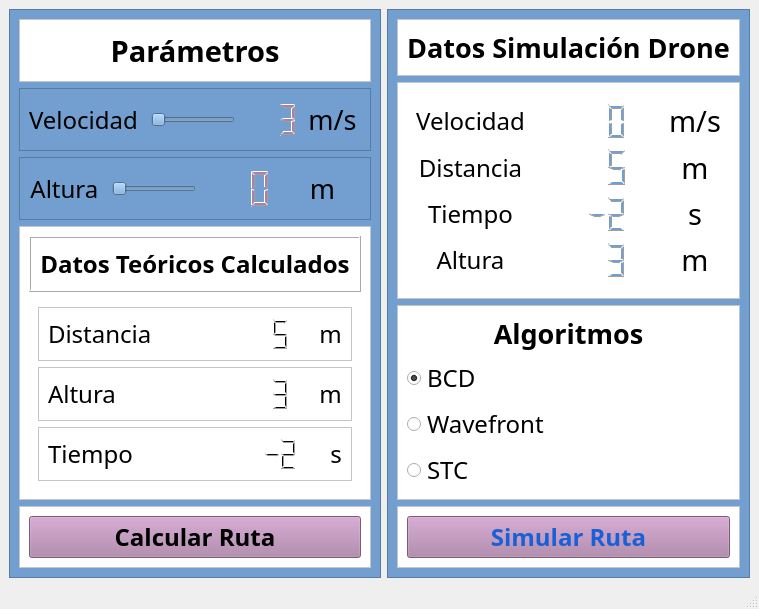
First picture: the form in coverage3.ui, repository NelsonMontoya/GUI, before the edit.
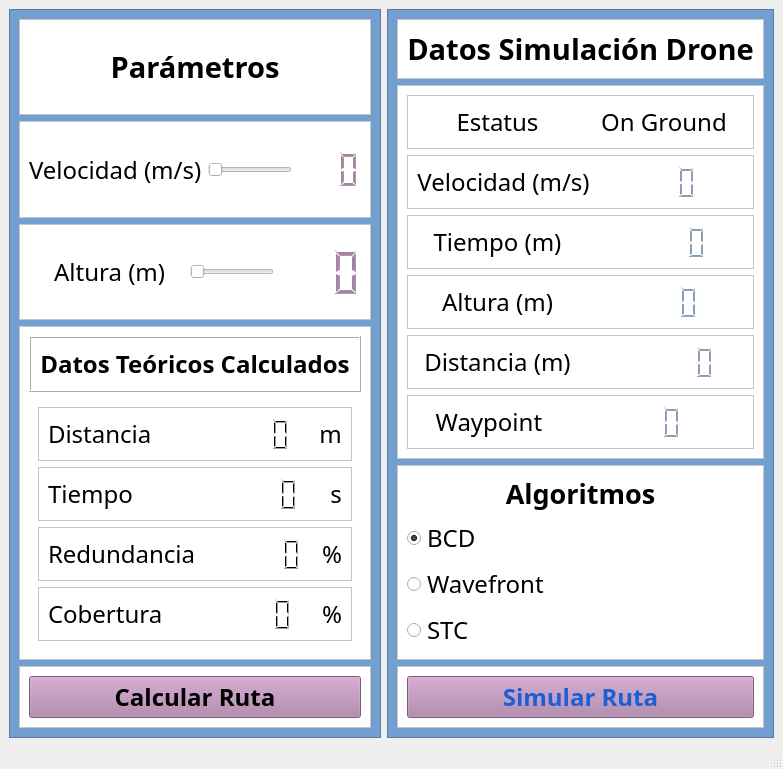
Second picture: the form after the edit.

Commit message: GUI funcional con el cálculo de las rutas habilitado

What changed in the file:
```diff
--- a/coverage3.ui
+++ b/coverage3.ui
@@ -6,8 +6,8 @@
    <rect>
     <x>0</x>
     <y>0</y>
-    <width>693</width>
-    <height>609</height>
+    <width>544</width>
+    <height>682</height>
    </rect>
   </property>
   <property name="windowTitle">
@@ -68,6 +68,9 @@
        </item>
        <item>
         <widget class="QFrame" name="frame_20">
+         <property name="styleSheet">
+          <string notr="true">background-color: rgb(255, 255, 255);</string>
+         </property>
          <property name="frameShape">
           <enum>QFrame::StyledPanel</enum>
          </property>
@@ -84,7 +87,7 @@
              </font>
             </property>
             <property name="text">
-             <string>Velocidad </string>
+             <string>Velocidad (m/s)</string>
             </property>
            </widget>
           </item>
@@ -143,32 +146,10 @@
              <enum>QLCDNumber::Filled</enum>
             </property>
             <property name="value" stdset="0">
-             <double>3.000000000000000</double>
+             <double>0.000000000000000</double>
             </property>
             <property name="intValue" stdset="0">
-             <number>3</number>
-            </property>
-           </widget>
-          </item>
-          <item>
-           <widget class="QLabel" name="labelVelDeseada">
-            <property name="sizePolicy">
-             <sizepolicy hsizetype="Expanding" vsizetype="Expanding">
-              <horstretch>0</horstretch>
-              <verstretch>0</verstretch>
-             </sizepolicy>
-            </property>
-            <property name="font">
-             <font>
-              <family>Uroob</family>
-              <pointsize>20</pointsize>
-             </font>
-            </property>
-            <property name="text">
-             <string>m/s</string>
-            </property>
-            <property name="alignment">
-             <set>Qt::AlignCenter</set>
+             <number>0</number>
             </property>
            </widget>
           </item>
@@ -177,6 +158,9 @@
        </item>
        <item>
         <widget class="QFrame" name="frame_19">
+         <property name="styleSheet">
+          <string notr="true">background-color: rgb(255, 255, 255);</string>
+         </property>
          <property name="frameShape">
           <enum>QFrame::StyledPanel</enum>
          </property>
@@ -199,7 +183,7 @@
              </font>
             </property>
             <property name="text">
-             <string>Altura </string>
+             <string>    Altura (m)   </string>
             </property>
             <property name="alignment">
              <set>Qt::AlignCenter</set>
@@ -241,28 +225,6 @@
             </property>
            </widget>
           </item>
-          <item>
-           <widget class="QLabel" name="labelUnidadesAltura">
-            <property name="sizePolicy">
-             <sizepolicy hsizetype="Expanding" vsizetype="Expanding">
-              <horstretch>0</horstretch>
-              <verstretch>0</verstretch>
-             </sizepolicy>
-            </property>
-            <property name="font">
-             <font>
-              <family>Uroob</family>
-              <pointsize>20</pointsize>
-             </font>
-            </property>
-            <property name="text">
-             <string>m</string>
-            </property>
-            <property name="alignment">
-             <set>Qt::AlignCenter</set>
-            </property>
-           </widget>
-          </item>
          </layout>
         </widget>
        </item>
@@ -361,7 +323,7 @@
                    <enum>QFrame::NoFrame</enum>
                   </property>
                   <property name="intValue" stdset="0">
-                   <number>5</number>
+                   <number>0</number>
                   </property>
                  </widget>
                 </item>
@@ -394,70 +356,7 @@
                </property>
                <layout class="QHBoxLayout" name="horizontalLayout_10">
                 <item>
-                 <widget class="QLabel" name="lbPorcentaje">
-                  <property name="sizePolicy">
-                   <sizepolicy hsizetype="Expanding" vsizetype="Expanding">
-                    <horstretch>0</horstretch>
-                    <verstretch>0</verstretch>
-                   </sizepolicy>
-                  </property>
-                  <property name="font">
-                   <font>
-                    <family>Uroob</family>
-                    <pointsize>18</pointsize>
-                   </font>
-                  </property>
-                  <property name="text">
-                   <string>Altura</string>
-                  </property>
-                 </widget>
-                </item>
-                <item>
-                 <widget class="QLCDNumber" name="lcdAltitudeDroneTeorica">
-                  <property name="sizePolicy">
-                   <sizepolicy hsizetype="Expanding" vsizetype="Expanding">
-                    <horstretch>0</horstretch>
-                    <verstretch>0</verstretch>
-                   </sizepolicy>
-                  </property>
-                  <property name="frameShape">
-                   <enum>QFrame::NoFrame</enum>
-                  </property>
-                  <property name="intValue" stdset="0">
-                   <number>3</number>
-                  </property>
-                 </widget>
-                </item>
-                <item>
-                 <widget class="QLabel" name="label_9">
-                  <property name="font">
-                   <font>
-                    <family>Uroob</family>
-                    <pointsize>18</pointsize>
-                   </font>
-                  </property>
-                  <property name="text">
-                   <string>m</string>
-                  </property>
-                  <property name="alignment">
-                   <set>Qt::AlignCenter</set>
-                  </property>
-                 </widget>
-                </item>
-               </layout>
-              </widget>
-             </item>
-             <item>
-              <widget class="QFrame" name="frame_22">
-               <property name="frameShape">
-                <enum>QFrame::StyledPanel</enum>
-               </property>
-               <property name="frameShadow">
-                <enum>QFrame::Raised</enum>
-               </property>
-               <layout class="QHBoxLayout" name="horizontalLayout_9">
-                <item>
-                 <widget class="QLabel" name="lbTiempoTeorico">
+                 <widget class="QLabel" name="lbTiempo">
                   <property name="sizePolicy">
                    <sizepolicy hsizetype="Expanding" vsizetype="Expanding">
                     <horstretch>0</horstretch>
@@ -476,7 +375,7 @@
                  </widget>
                 </item>
                 <item>
-                 <widget class="QLCDNumber" name="lcdTimeOfFlyTeoric">
+                 <widget class="QLCDNumber" name="lcdTiempoTeorico">
                   <property name="sizePolicy">
                    <sizepolicy hsizetype="Expanding" vsizetype="Expanding">
                     <horstretch>0</horstretch>
@@ -487,12 +386,12 @@
                    <enum>QFrame::NoFrame</enum>
                   </property>
                   <property name="intValue" stdset="0">
-                   <number>-2</number>
+                   <number>0</number>
                   </property>
                  </widget>
                 </item>
                 <item>
-                 <widget class="QLabel" name="label_8">
+                 <widget class="QLabel" name="labelTiempoTeorico">
                   <property name="font">
                    <font>
                     <family>Uroob</family>
@@ -510,6 +409,129 @@
                </layout>
               </widget>
              </item>
+             <item>
+              <widget class="QFrame" name="frame_22">
+               <property name="frameShape">
+                <enum>QFrame::StyledPanel</enum>
+               </property>
+               <property name="frameShadow">
+                <enum>QFrame::Raised</enum>
+               </property>
+               <layout class="QHBoxLayout" name="horizontalLayout_9">
+                <item>
+                 <widget class="QLabel" name="lbRedundancia">
+                  <property name="sizePolicy">
+                   <sizepolicy hsizetype="Expanding" vsizetype="Expanding">
+                    <horstretch>0</horstretch>
+                    <verstretch>0</verstretch>
+                   </sizepolicy>
+                  </property>
+                  <property name="font">
+                   <font>
+                    <family>Uroob</family>
+                    <pointsize>18</pointsize>
+                   </font>
+                  </property>
+                  <property name="text">
+                   <string>Redundancia</string>
+                  </property>
+                 </widget>
+                </item>
+                <item>
+                 <widget class="QLCDNumber" name="lcdRedundancia">
+                  <property name="sizePolicy">
+                   <sizepolicy hsizetype="Expanding" vsizetype="Expanding">
+                    <horstretch>0</horstretch>
+                    <verstretch>0</verstretch>
+                   </sizepolicy>
+                  </property>
+                  <property name="frameShape">
+                   <enum>QFrame::NoFrame</enum>
+                  </property>
+                  <property name="intValue" stdset="0">
+                   <number>0</number>
+                  </property>
+                 </widget>
+                </item>
+                <item>
+                 <widget class="QLabel" name="lbRedundancy">
+                  <property name="font">
+                   <font>
+                    <family>Uroob</family>
+                    <pointsize>18</pointsize>
+                   </font>
+                  </property>
+                  <property name="text">
+                   <string>%</string>
+                  </property>
+                  <property name="alignment">
+                   <set>Qt::AlignCenter</set>
+                  </property>
+                 </widget>
+                </item>
+               </layout>
+              </widget>
+             </item>
+             <item>
+              <widget class="QFrame" name="frame_3">
+               <property name="frameShape">
+                <enum>QFrame::StyledPanel</enum>
+               </property>
+               <property name="frameShadow">
+                <enum>QFrame::Raised</enum>
+               </property>
+               <layout class="QHBoxLayout" name="horizontalLayout_6">
+                <item>
+                 <widget class="QLabel" name="lbPorcentajeCobertura">
+                  <property name="sizePolicy">
+                   <sizepolicy hsizetype="Expanding" vsizetype="Expanding">
+                    <horstretch>0</horstretch>
+                    <verstretch>0</verstretch>
+                   </sizepolicy>
+                  </property>
+                  <property name="font">
+                   <font>
+                    <family>Uroob</family>
+                    <pointsize>18</pointsize>
+                   </font>
+                  </property>
+                  <property name="text">
+                   <string>Cobertura</string>
+                  </property>
+                 </widget>
+                </item>
+                <item>
+                 <widget class="QLCDNumber" name="lcdCobertura">
+                  <property name="sizePolicy">
+                   <sizepolicy hsizetype="Expanding" vsizetype="Expanding">
+                    <horstretch>0</horstretch>
+                    <verstretch>0</verstretch>
+                   </sizepolicy>
+                  </property>
+                  <property name="frameShape">
+                   <enum>QFrame::NoFrame</enum>
+                  </property>
+                 </widget>
+                </item>
+                <item>
+                 <widget class="QLabel" name="labelPercentage">
+                  <property name="font">
+                   <font>
+                    <family>Uroob</family>
+                    <pointsize>18</pointsize>
+                   </font>
+                  </property>
+                  <property name="text">
+                   <string>%</string>
+                  </property>
+                  <property name="alignment">
+                   <set>Qt::AlignCenter</set>
+                  </property>
+                 </widget>
+                </item>
+               </layout>
+              </widget>
+             </item>
             </layout>
            </widget>
           </item>
@@ -592,7 +614,7 @@
             <property name="font">
              <font>
               <family>Uroob</family>
-              <pointsize>20</pointsize>
+              <pointsize>22</pointsize>
               <weight>75</weight>
               <bold>true</bold>
              </font>
@@ -619,21 +641,72 @@
          <property name="frameShadow">
           <enum>QFrame::Raised</enum>
          </property>
-         <layout class="QHBoxLayout" name="horizontalLayout_3">
+         <layout class="QVBoxLayout" name="verticalLayout_4">
           <item>
            <widget class="QFrame" name="frame_7">
-            <property name="styleSheet">
-             <string notr="true">background-color: rgb(255, 255, 255);
-border-top-color: rgb(252, 233, 79);
-border-color: rgb(252, 233, 79);</string>
+            <property name="frameShape">
+             <enum>QFrame::StyledPanel</enum>
             </property>
+            <property name="frameShadow">
+             <enum>QFrame::Raised</enum>
+            </property>
+            <layout class="QHBoxLayout" name="horizontalLayout_15">
+             <item>
+              <widget class="QLabel" name="lbStado">
+               <property name="sizePolicy">
+                <sizepolicy hsizetype="Expanding" vsizetype="Expanding">
+                 <horstretch>0</horstretch>
+                 <verstretch>0</verstretch>
+                </sizepolicy>
+               </property>
+               <property name="font">
+                <font>
+                 <family>Uroob</family>
+                 <pointsize>18</pointsize>
+                </font>
+               </property>
+               <property name="text">
+                <string>Estatus</string>
+               </property>
+               <property name="alignment">
+                <set>Qt::AlignCenter</set>
+               </property>
+              </widget>
+             </item>
+             <item>
+              <widget class="QLabel" name="lbStatus">
+               <property name="sizePolicy">
+                <sizepolicy hsizetype="Expanding" vsizetype="Expanding">
+                 <horstretch>0</horstretch>
+                 <verstretch>0</verstretch>
+                </sizepolicy>
+               </property>
+               <property name="font">
+                <font>
+                 <family>Uroob</family>
+                 <pointsize>18</pointsize>
+                </font>
+               </property>
+               <property name="text">
+                <string>On Ground</string>
+               </property>
+               <property name="alignment">
+                <set>Qt::AlignCenter</set>
+               </property>
+              </widget>
+             </item>
+            </layout>
+           </widget>
+          </item>
+          <item>
+           <widget class="QFrame" name="frame_15">
             <property name="frameShape">
-             <enum>QFrame::NoFrame</enum>
+             <enum>QFrame::StyledPanel</enum>
             </property>
             <property name="frameShadow">
              <enum>QFrame::Raised</enum>
             </property>
-            <layout class="QVBoxLayout" name="verticalLayout_4">
+            <layout class="QHBoxLayout" name="horizontalLayout_11">
              <item>
               <widget class="QLabel" name="labelVeloDrone">
                <property name="sizePolicy">
@@ -649,7 +722,7 @@
                 </font>
                </property>
                <property name="text">
-                <string>Velocidad</string>
+                <string>Velocidad (m/s)</string>
                </property>
                <property name="textFormat">
                 <enum>Qt::AutoText</enum>
@@ -663,84 +736,6 @@
               </widget>
              </item>
              <item>
-              <widget class="QLabel" name="labelDistDrone">
-               <property name="sizePolicy">
-                <sizepolicy hsizetype="Expanding" vsizetype="Expanding">
-                 <horstretch>0</horstretch>
-                 <verstretch>0</verstretch>
-                </sizepolicy>
-               </property>
-               <property name="font">
-                <font>
-                 <family>Uroob</family>
-                 <pointsize>18</pointsize>
-                </font>
-               </property>
-               <property name="text">
-                <string>Distancia</string>
-               </property>
-               <property name="alignment">
-                <set>Qt::AlignCenter</set>
-               </property>
-              </widget>
-             </item>
-             <item>
-              <widget class="QLabel" name="labelTiempoDrone">
-               <property name="sizePolicy">
-                <sizepolicy hsizetype="Expanding" vsizetype="Expanding">
-                 <horstretch>0</horstretch>
-                 <verstretch>0</verstretch>
-                </sizepolicy>
-               </property>
-               <property name="font">
-                <font>
-                 <family>Uroob</family>
-                 <pointsize>18</pointsize>
-                </font>
-               </property>
-               <property name="text">
-                <string>Tiempo</string>
-               </property>
-               <property name="alignment">
-                <set>Qt::AlignCenter</set>
-               </property>
-              </widget>
-             </item>
-             <item>
-              <widget class="QLabel" name="labelAlturaDrone">
-               <property name="sizePolicy">
-                <sizepolicy hsizetype="Expanding" vsizetype="Expanding">
-                 <horstretch>0</horstretch>
-                 <verstretch>0</verstretch>
-                </sizepolicy>
-               </property>
-               <property name="font">
-                <font>
-                 <family>Uroob</family>
-                 <pointsize>18</pointsize>
-                </font>
-               </property>
-               <property name="text">
-                <string>Altura</string>
-               </property>
-               <property name="alignment">
-                <set>Qt::AlignCenter</set>
-               </property>
-              </widget>
-             </item>
-            </layout>
-           </widget>
-          </item>
-          <item>
-           <widget class="QFrame" name="frame_8">
-            <property name="frameShape">
-             <enum>QFrame::NoFrame</enum>
-            </property>
-            <property name="frameShadow">
-             <enum>QFrame::Raised</enum>
-            </property>
-            <layout class="QVBoxLayout" name="verticalLayout_5">
-             <item>
               <widget class="QLCDNumber" name="lcdVelocityDrone">
                <property name="sizePolicy">
                 <sizepolicy hsizetype="Expanding" vsizetype="Expanding">
@@ -767,8 +762,20 @@
                </property>
               </widget>
              </item>
+            </layout>
+           </widget>
+          </item>
+          <item>
+           <widget class="QFrame" name="frame_18">
+            <property name="frameShape">
+             <enum>QFrame::StyledPanel</enum>
+            </property>
+            <property name="frameShadow">
+             <enum>QFrame::Raised</enum>
+            </property>
+            <layout class="QHBoxLayout" name="horizontalLayout_13">
              <item>
-              <widget class="QLCDNumber" name="lcdDistanciaDrone">
+              <widget class="QLabel" name="labelTiempoDrone">
                <property name="sizePolicy">
                 <sizepolicy hsizetype="Expanding" vsizetype="Expanding">
                  <horstretch>0</horstretch>
@@ -777,20 +784,15 @@
                </property>
                <property name="font">
                 <font>
-                 <pointsize>22</pointsize>
+                 <family>Uroob</family>
+                 <pointsize>18</pointsize>
                 </font>
                </property>
-               <property name="styleSheet">
-                <string notr="true">color: rgb(114, 159, 207);</string>
+               <property name="text">
+                <string>Tiempo (m)</string>
                </property>
-               <property name="frameShape">
-                <enum>QFrame::NoFrame</enum>
-               </property>
-               <property name="digitCount">
-                <number>3</number>
-               </property>
-               <property name="intValue" stdset="0">
-                <number>5</number>
+               <property name="alignment">
+                <set>Qt::AlignCenter</set>
                </property>
               </widget>
              </item>
@@ -814,10 +816,44 @@
                 <enum>QFrame::NoFrame</enum>
                </property>
                <property name="digitCount">
-                <number>3</number>
+                <number>5</number>
                </property>
                <property name="intValue" stdset="0">
-                <number>-2</number>
+                <number>0</number>
+               </property>
+              </widget>
+             </item>
+            </layout>
+           </widget>
+          </item>
+          <item>
+           <widget class="QFrame" name="frame_24">
+            <property name="frameShape">
+             <enum>QFrame::StyledPanel</enum>
+            </property>
+            <property name="frameShadow">
+             <enum>QFrame::Raised</enum>
+            </property>
+            <layout class="QHBoxLayout" name="horizontalLayout_14">
+             <item>
+              <widget class="QLabel" name="labelAlturaDrone">
+               <property name="sizePolicy">
+                <sizepolicy hsizetype="Expanding" vsizetype="Expanding">
+                 <horstretch>0</horstretch>
+                 <verstretch>0</verstretch>
+                </sizepolicy>
+               </property>
+               <property name="font">
+                <font>
+                 <family>Uroob</family>
+                 <pointsize>18</pointsize>
+                </font>
+               </property>
+               <property name="text">
+                <string>Altura (m)</string>
+               </property>
+               <property name="alignment">
+                <set>Qt::AlignCenter</set>
                </property>
               </widget>
              </item>
@@ -841,10 +877,71 @@
                 <enum>QFrame::NoFrame</enum>
                </property>
                <property name="digitCount">
-                <number>3</number>
+                <number>4</number>
                </property>
                <property name="intValue" stdset="0">
-                <number>3</number>
+                <number>0</number>
+               </property>
+              </widget>
+             </item>
+            </layout>
+           </widget>
+          </item>
+          <item>
+           <widget class="QFrame" name="frame_16">
+            <property name="frameShape">
+             <enum>QFrame::StyledPanel</enum>
+            </property>
+            <property name="frameShadow">
+             <enum>QFrame::Raised</enum>
+            </property>
+            <layout class="QHBoxLayout" name="horizontalLayout_12">
+             <item>
+              <widget class="QLabel" name="labelDistDrone">
+               <property name="sizePolicy">
+                <sizepolicy hsizetype="Expanding" vsizetype="Expanding">
+                 <horstretch>0</horstretch>
+                 <verstretch>0</verstretch>
+                </sizepolicy>
+               </property>
+               <property name="font">
+                <font>
+                 <family>Uroob</family>
+                 <pointsize>18</pointsize>
+                </font>
+               </property>
+               <property name="text">
+                <string>Distancia (m)</string>
+               </property>
+               <property name="alignment">
+                <set>Qt::AlignCenter</set>
+               </property>
+              </widget>
+             </item>
+             <item>
+              <widget class="QLCDNumber" name="lcdDistanciaDrone">
+               <property name="sizePolicy">
+                <sizepolicy hsizetype="Expanding" vsizetype="Expanding">
+                 <horstretch>0</horstretch>
+                 <verstretch>0</verstretch>
+                </sizepolicy>
+               </property>
+               <property name="font">
+                <font>
+                 <pointsize>22</pointsize>
+                </font>
+               </property>
+               <property name="styleSheet">
+                <string notr="true">color: rgb(114, 159, 207);</string>
+               </property>
+               <property name="frameShape">
+                <enum>QFrame::NoFrame</enum>
+               </property>
+               <property name="digitCount">
+                <number>6</number>
+               </property>
+               <property name="intValue" stdset="0">
+                <number>0</number>
                </property>
               </widget>
              </item>
@@ -854,73 +951,49 @@
           <item>
            <widget class="QFrame" name="frame_6">
             <property name="frameShape">
-             <enum>QFrame::NoFrame</enum>
+             <enum>QFrame::StyledPanel</enum>
             </property>
             <property name="frameShadow">
              <enum>QFrame::Raised</enum>
             </property>
-            <layout class="QVBoxLayout" name="verticalLayout_6">
+            <layout class="QHBoxLayout" name="horizontalLayout_3">
              <item>
-              <widget class="QLabel" name="label">
+              <widget class="QLabel" name="labelWaypoint">
                <property name="font">
                 <font>
                  <family>Uroob</family>
-                 <pointsize>22</pointsize>
+                 <pointsize>18</pointsize>
                 </font>
                </property>
                <property name="text">
-                <string>m/s</string>
+                <string>   Waypoint   </string>
                </property>
                <property name="alignment">
-                <set>Qt::AlignCenter</set>
+                <set>Qt::AlignJustify|Qt::AlignVCenter</set>
                </property>
               </widget>
              </item>
              <item>
-              <widget class="QLabel" name="label_2">
-               <property name="font">
-                <font>
-                 <family>Uroob</family>
-                 <pointsize>22</pointsize>
-                </font>
+              <widget class="QLCDNumber" name="lcdWaypoint">
+               <property name="sizePolicy">
+                <sizepolicy hsizetype="Expanding" vsizetype="Expanding">
+                 <horstretch>0</horstretch>
+                 <verstretch>0</verstretch>
+                </sizepolicy>
                </property>
-               <property name="text">
-                <string>m</string>
-               </property>
-               <property name="alignment">
-                <set>Qt::AlignCenter</set>
-               </property>
-              </widget>
-             </item>
-             <item>
-              <widget class="QLabel" name="label_3">
                <property name="font">
                 <font>
-                 <family>Uroob</family>
                  <pointsize>22</pointsize>
                 </font>
                </property>
-               <property name="text">
-                <string>s</string>
+               <property name="styleSheet">
+                <string notr="true">color: rgb(114, 159, 207);</string>
                </property>
-               <property name="alignment">
-                <set>Qt::AlignCenter</set>
+               <property name="frameShape">
+                <enum>QFrame::NoFrame</enum>
                </property>
-              </widget>
-             </item>
-             <item>
-              <widget class="QLabel" name="label_4">
-               <property name="font">
-                <font>
-                 <family>Uroob</family>
-                 <pointsize>22</pointsize>
-                </font>
-               </property>
-               <property name="text">
-                <string>m</string>
-               </property>
-               <property name="alignment">
-                <set>Qt::AlignCenter</set>
+               <property name="digitCount">
+                <number>3</number>
                </property>
               </widget>
              </item>
@@ -1110,6 +1183,9 @@
          <layout class="QHBoxLayout" name="horizontalLayout_4">
           <item>
            <widget class="QPushButton" name="pushButtonSimulacion">
+            <property name="enabled">
+             <bool>true</bool>
+            </property>
             <property name="font">
              <font>
               <family>Uroob</family>
```
Left out of the diff: 2 changed lines with no effect on the pictures. The commit also changes 7 other files.
